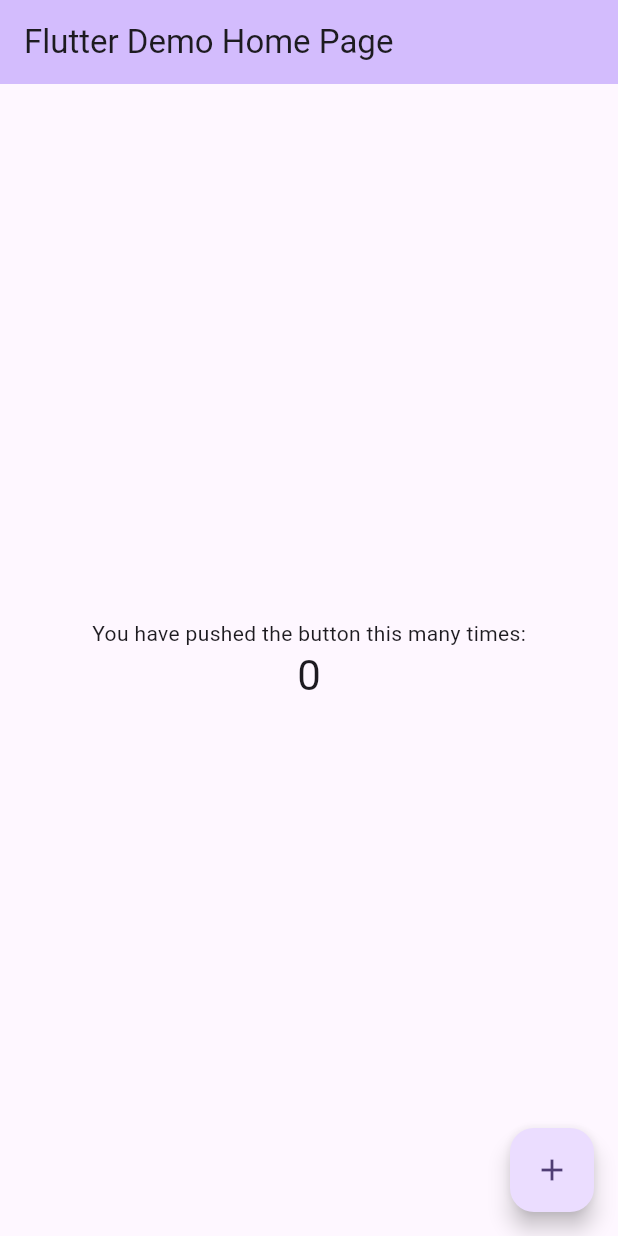
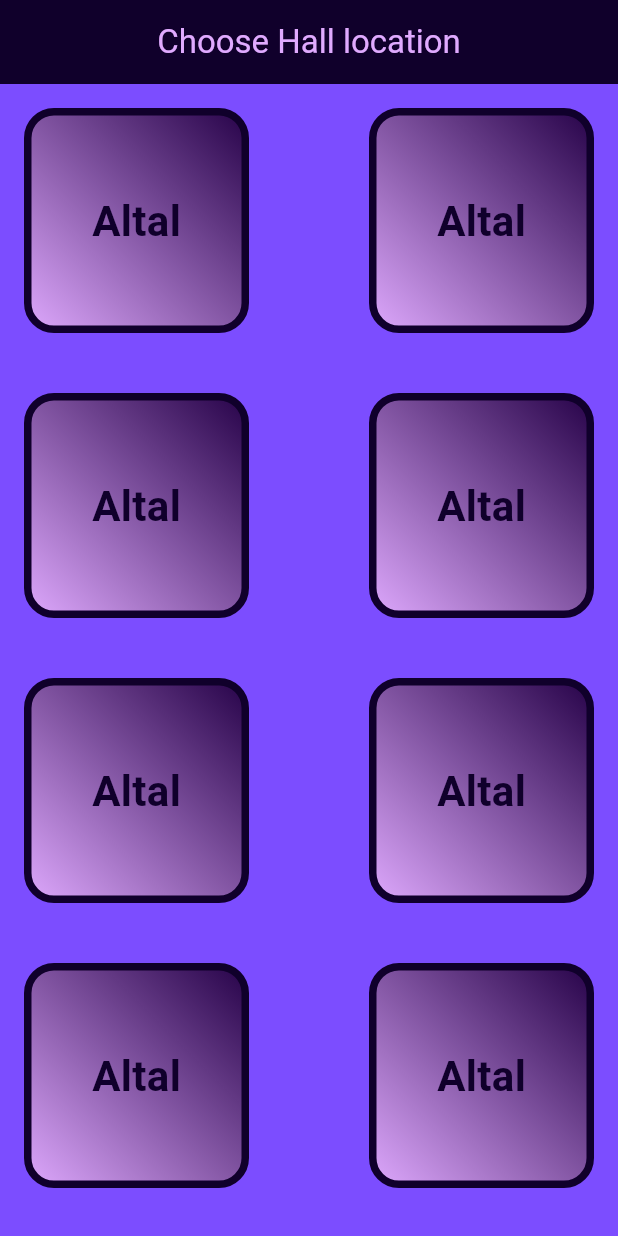
Before and after one commit to ITomarShamma/tnablzProject, a Flutter app: the screen it shows after launch, on a phone screen of 412 x 824 dp. Run offline on Flutter 3.47's test engine with Material 3 defaults, Android fonts, the phone set to English and light mode, and no system bars.

Commit message:
area screen

```diff
--- /dev/null
+++ b/lib/global/color.dart
@@ -0,0 +1,13 @@
+import 'dart:ui';
+
+class ColorManager {
+  static const Color primaryColor = Color.fromRGBO(16, 0, 43, 1);
+  static const Color primaryColor2 = Color.fromRGBO(36, 0, 70, 1);
+  static const Color primaryColor3 =Color.fromRGBO(60, 9, 108, 1);
+  static const Color primaryColor4 = Color.fromRGBO(90, 24, 154, 1);
+  static const Color primaryColor5 = Color.fromRGBO(123, 44, 191, 1);
+  static const Color primaryColor6 = Color.fromRGBO(157, 78, 221, 1);
+  static const Color primaryColor7 = Color.fromRGBO(199, 125, 255, 1);
+  static const Color primaryColor8 = Color.fromRGBO(224, 170, 255, 1);
+
+}
--- a/lib/main.dart
+++ b/lib/main.dart
@@ -1,4 +1,5 @@
 import 'package:flutter/material.dart';
+import 'package:tnablzproject/provinces/presentation/pages/provinces_screen.dart';
 
 void main() {
   runApp(const MyApp());
@@ -31,7 +32,7 @@ class MyApp extends StatelessWidget {
         colorScheme: ColorScheme.fromSeed(seedColor: Colors.deepPurple),
         useMaterial3: true,
       ),
-      home: const MyHomePage(title: 'Flutter Demo Home Page'),
+      home: Area(),
     );
   }
 }
--- /dev/null
+++ b/lib/provinces/presentation/pages/provinces_screen.dart
@@ -0,0 +1,48 @@
+import 'package:flutter/material.dart';
+import 'package:tnablzproject/global/color.dart';
+
+class Area extends StatelessWidget {
+  @override
+  Widget build(BuildContext context) {
+    return Scaffold(
+      backgroundColor: Colors.deepPurpleAccent,
+      appBar: AppBar(
+        backgroundColor: ColorManager.primaryColor,
+        title: Center(child: const Text('Choose Hall location',style: TextStyle(color: ColorManager.primaryColor8),),),
+      ),
+      body: Padding(
+        padding: const EdgeInsets.all(16.0),
+        child: GridView.builder(
+          gridDelegate: SliverGridDelegateWithFixedCrossAxisCount(
+              crossAxisCount: 2, crossAxisSpacing: 80, mainAxisSpacing: 40),
+          itemCount: 20,
+          itemBuilder: (BuildContext context, int index) {
+            return Container(
+              child: Center(
+                  child: Text(
+                'Altal',
+                style: TextStyle(
+                    color:ColorManager.primaryColor,
+                    fontSize: 28,
+                    fontWeight: FontWeight.bold),
+              )),
+              decoration: BoxDecoration(
+                gradient: LinearGradient(colors: [
+
+                  ColorManager.primaryColor8,
+                  ColorManager.primaryColor2,
+
+
+                ],
+                begin: Alignment.bottomLeft,
+                end: Alignment.topRight),
+
+                  borderRadius: BorderRadius.circular(20),
+                  border: Border.all(color: ColorManager.primaryColor, width: 5)),
+            );
+          },
+        ),
+      ),
+    );
+  }
+}
```
Also changed, not shown: lib/provinces/presentation/pages/area.dart (added), pubspec.lock, 5 other files.
